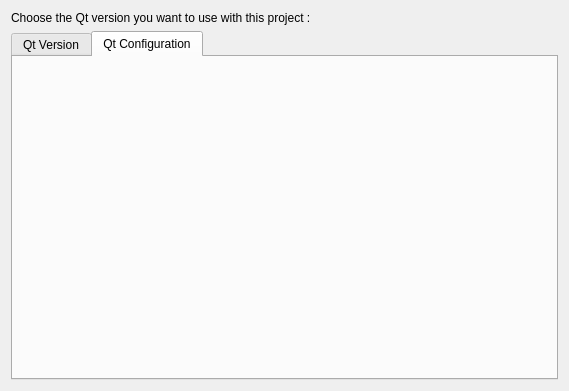
This is v2/branches/dev/plugins/xup/QMakeProjectEditor/src/ui/UIQtConfiguration.ui in testmana2/mks as Qt 5 draws it before an edit. The edited form follows.
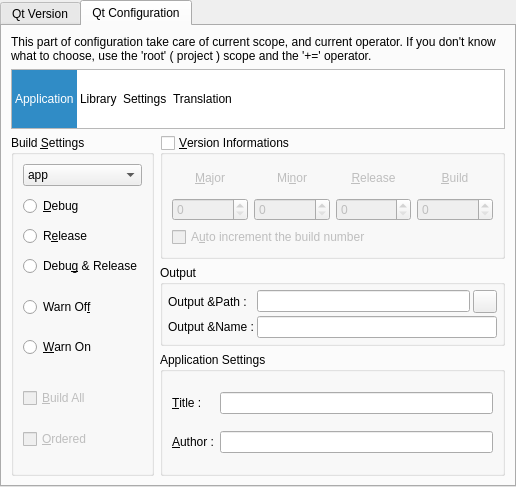
This is the edited form. The open tabs and pages were chosen to show the change. Icons and pictures are not drawn.

The edit to the form file:
```diff
--- a/v2/branches/dev/plugins/xup/QMakeProjectEditor/src/ui/UIQtConfiguration.ui
+++ b/v2/branches/dev/plugins/xup/QMakeProjectEditor/src/ui/UIQtConfiguration.ui
@@ -5,8 +5,8 @@
    <rect>
     <x>0</x>
     <y>0</y>
-    <width>569</width>
-    <height>391</height>
+    <width>516</width>
+    <height>487</height>
    </rect>
   </property>
   <property name="windowTitle" >
@@ -15,20 +15,22 @@
   <property name="windowIcon" >
    <iconset resource="../resources/QMakeProjectEditor.qrc" >:/qmakeitems/project.png</iconset>
   </property>
-  <layout class="QVBoxLayout" >
-   <item>
-    <widget class="QLabel" name="label" >
-     <property name="text" >
-      <string>Choose the Qt version you want to use with this project :</string>
-     </property>
-     <property name="alignment" >
-      <set>Qt::AlignLeading|Qt::AlignLeft|Qt::AlignTop</set>
-     </property>
-     <property name="wordWrap" >
-      <bool>true</bool>
-     </property>
-    </widget>
-   </item>
+  <layout class="QHBoxLayout" >
+   <property name="spacing" >
+    <number>0</number>
+   </property>
+   <property name="leftMargin" >
+    <number>0</number>
+   </property>
+   <property name="topMargin" >
+    <number>0</number>
+   </property>
+   <property name="rightMargin" >
+    <number>0</number>
+   </property>
+   <property name="bottomMargin" >
+    <number>0</number>
+   </property>
    <item>
     <widget class="QTabWidget" name="tabWidget" >
      <property name="currentIndex" >
@@ -143,6 +145,857 @@
       <attribute name="title" >
        <string>Qt Configuration</string>
       </attribute>
+      <layout class="QVBoxLayout" >
+       <item>
+        <widget class="QLabel" name="label" >
+         <property name="text" >
+          <string>This part of configuration take care of current scope, and current operator. If you don't know what to choose, use the 'root' ( project ) scope and the '+=' operator.</string>
+         </property>
+         <property name="alignment" >
+          <set>Qt::AlignLeading|Qt::AlignLeft|Qt::AlignTop</set>
+         </property>
+         <property name="wordWrap" >
+          <bool>true</bool>
+         </property>
+        </widget>
+       </item>
+       <item>
+        <widget class="QListWidget" name="lwQt" >
+         <property name="sizePolicy" >
+          <sizepolicy vsizetype="Fixed" hsizetype="Expanding" >
+           <horstretch>0</horstretch>
+           <verstretch>0</verstretch>
+          </sizepolicy>
+         </property>
+         <property name="maximumSize" >
+          <size>
+           <width>16777215</width>
+           <height>60</height>
+          </size>
+         </property>
+         <property name="iconSize" >
+          <size>
+           <width>48</width>
+           <height>48</height>
+          </size>
+         </property>
+         <property name="flow" >
+          <enum>QListView::LeftToRight</enum>
+         </property>
+         <property name="viewMode" >
+          <enum>QListView::ListMode</enum>
+         </property>
+         <property name="currentRow" >
+          <number>0</number>
+         </property>
+         <item>
+          <property name="text" >
+           <string>Application</string>
+          </property>
+          <property name="icon" >
+           <iconset resource="../../../../../monkey/src/resources/resources.qrc" >:/temp/icons/temp/package_applications.png</iconset>
+          </property>
+         </item>
+         <item>
+          <property name="text" >
+           <string>Library</string>
+          </property>
+          <property name="icon" >
+           <iconset resource="../../../../../monkey/src/resources/resources.qrc" >:/temp/icons/temp/package_development.png</iconset>
+          </property>
+         </item>
+         <item>
+          <property name="text" >
+           <string>Settings</string>
+          </property>
+          <property name="icon" >
+           <iconset resource="../../../../../monkey/src/resources/resources.qrc" >:/temp/icons/temp/package_system.png</iconset>
+          </property>
+         </item>
+         <item>
+          <property name="text" >
+           <string>Translation</string>
+          </property>
+          <property name="icon" >
+           <iconset resource="../../../../../monkey/src/resources/resources.qrc" >:/translation/icons/translation/translation.png</iconset>
+          </property>
+         </item>
+        </widget>
+       </item>
+       <item>
+        <widget class="QStackedWidget" name="swQt" >
+         <property name="sizePolicy" >
+          <sizepolicy vsizetype="Expanding" hsizetype="Expanding" >
+           <horstretch>0</horstretch>
+           <verstretch>0</verstretch>
+          </sizepolicy>
+         </property>
+         <property name="currentIndex" >
+          <number>0</number>
+         </property>
+         <widget class="QWidget" name="wApplication" >
+          <layout class="QGridLayout" >
+           <property name="leftMargin" >
+            <number>0</number>
+           </property>
+           <property name="topMargin" >
+            <number>0</number>
+           </property>
+           <property name="rightMargin" >
+            <number>0</number>
+           </property>
+           <property name="bottomMargin" >
+            <number>0</number>
+           </property>
+           <item rowspan="3" row="0" column="0" >
+            <widget class="QGroupBox" name="gbBuild" >
+             <property name="title" >
+              <string>Build &amp;Settings</string>
+             </property>
+             <layout class="QVBoxLayout" >
+              <item>
+               <widget class="QComboBox" name="cbTemplate" >
+                <property name="statusTip" >
+                 <string>TEMPLATE</string>
+                </property>
+                <item>
+                 <property name="text" >
+                  <string>app</string>
+                 </property>
+                </item>
+                <item>
+                 <property name="text" >
+                  <string>lib</string>
+                 </property>
+                </item>
+                <item>
+                 <property name="text" >
+                  <string>vcapp</string>
+                 </property>
+                </item>
+                <item>
+                 <property name="text" >
+                  <string>vclib</string>
+                 </property>
+                </item>
+                <item>
+                 <property name="text" >
+                  <string>subdirs</string>
+                 </property>
+                </item>
+               </widget>
+              </item>
+              <item>
+               <layout class="QVBoxLayout" >
+                <property name="spacing" >
+                 <number>0</number>
+                </property>
+                <item>
+                 <widget class="QFrame" name="fBuildType" >
+                  <layout class="QVBoxLayout" >
+                   <property name="leftMargin" >
+                    <number>0</number>
+                   </property>
+                   <property name="topMargin" >
+                    <number>0</number>
+                   </property>
+                   <property name="rightMargin" >
+                    <number>0</number>
+                   </property>
+                   <property name="bottomMargin" >
+                    <number>0</number>
+                   </property>
+                   <item>
+                    <widget class="QRadioButton" name="rbDebug" >
+                     <property name="statusTip" >
+                      <string>debug</string>
+                     </property>
+                     <property name="text" >
+                      <string>&amp;Debug</string>
+                     </property>
+                    </widget>
+                   </item>
+                   <item>
+                    <widget class="QRadioButton" name="rbRelease" >
+                     <property name="statusTip" >
+                      <string>release</string>
+                     </property>
+                     <property name="text" >
+                      <string>R&amp;elease</string>
+                     </property>
+                    </widget>
+                   </item>
+                   <item>
+                    <widget class="QRadioButton" name="rbDebugRelease" >
+                     <property name="statusTip" >
+                      <string>debug_and_release</string>
+                     </property>
+                     <property name="text" >
+                      <string>Debu&amp;g &amp;&amp; Release</string>
+                     </property>
+                    </widget>
+                   </item>
+                  </layout>
+                 </widget>
+                </item>
+                <item>
+                 <widget class="QFrame" name="fWarn" >
+                  <layout class="QVBoxLayout" >
+                   <property name="leftMargin" >
+                    <number>0</number>
+                   </property>
+                   <property name="topMargin" >
+                    <number>0</number>
+                   </property>
+                   <property name="rightMargin" >
+                    <number>0</number>
+                   </property>
+                   <property name="bottomMargin" >
+                    <number>0</number>
+                   </property>
+                   <item>
+                    <widget class="QRadioButton" name="rbWarnOff" >
+                     <property name="statusTip" >
+                      <string>warn_off</string>
+                     </property>
+                     <property name="text" >
+                      <string>Warn Of&amp;f</string>
+                     </property>
+                    </widget>
+                   </item>
+                   <item>
+                    <widget class="QRadioButton" name="rbWarnOn" >
+                     <property name="statusTip" >
+                      <string>warn_on</string>
+                     </property>
+                     <property name="text" >
+                      <string>&amp;Warn On</string>
+                     </property>
+                    </widget>
+                   </item>
+                  </layout>
+                 </widget>
+                </item>
+                <item>
+                 <widget class="QFrame" name="fBuildAll" >
+                  <layout class="QVBoxLayout" >
+                   <property name="leftMargin" >
+                    <number>0</number>
+                   </property>
+                   <property name="topMargin" >
+                    <number>0</number>
+                   </property>
+                   <property name="rightMargin" >
+                    <number>0</number>
+                   </property>
+                   <property name="bottomMargin" >
+                    <number>0</number>
+                   </property>
+                   <item>
+                    <widget class="QCheckBox" name="cbBuildAll" >
+                     <property name="enabled" >
+                      <bool>false</bool>
+                     </property>
+                     <property name="statusTip" >
+                      <string>build_all</string>
+                     </property>
+                     <property name="text" >
+                      <string>&amp;Build All</string>
+                     </property>
+                    </widget>
+                   </item>
+                   <item>
+                    <widget class="QCheckBox" name="cbOrdered" >
+                     <property name="enabled" >
+                      <bool>false</bool>
+                     </property>
+                     <property name="statusTip" >
+                      <string>ordered</string>
+                     </property>
+                     <property name="text" >
+                      <string>&amp;Ordered</string>
+                     </property>
+                    </widget>
+                   </item>
+                  </layout>
+                 </widget>
+                </item>
+               </layout>
+              </item>
+             </layout>
+            </widget>
+           </item>
+           <item row="0" column="1" >
+            <widget class="QGroupBox" name="gbVersion" >
+             <property name="statusTip" >
+              <string>VERSION</string>
+             </property>
+             <property name="title" >
+              <string>&amp;Version Informations</string>
+             </property>
+             <property name="checkable" >
+              <bool>true</bool>
+             </property>
+             <property name="checked" >
+              <bool>false</bool>
+             </property>
+             <layout class="QGridLayout" >
+              <item row="0" column="0" >
+               <widget class="QLabel" name="lMajor" >
+                <property name="text" >
+                 <string>&amp;Major</string>
+                </property>
+                <property name="alignment" >
+                 <set>Qt::AlignCenter</set>
+                </property>
+                <property name="buddy" >
+                 <cstring>sbMajor</cstring>
+                </property>
+               </widget>
+              </item>
+              <item row="0" column="1" >
+               <widget class="QLabel" name="lMinor" >
+                <property name="text" >
+                 <string>Mi&amp;nor</string>
+                </property>
+                <property name="alignment" >
+                 <set>Qt::AlignCenter</set>
+                </property>
+                <property name="buddy" >
+                 <cstring>sbMinor</cstring>
+                </property>
+               </widget>
+              </item>
+              <item row="0" column="2" >
+               <widget class="QLabel" name="lRelease" >
+                <property name="text" >
+                 <string>&amp;Release</string>
+                </property>
+                <property name="alignment" >
+                 <set>Qt::AlignCenter</set>
+                </property>
+                <property name="buddy" >
+                 <cstring>sbRelease</cstring>
+                </property>
+               </widget>
+              </item>
+              <item row="0" column="3" >
+               <widget class="QLabel" name="lBuild" >
+                <property name="text" >
+                 <string>&amp;Build</string>
+                </property>
+                <property name="alignment" >
+                 <set>Qt::AlignCenter</set>
+                </property>
+                <property name="buddy" >
+                 <cstring>sbBuild</cstring>
+                </property>
+               </widget>
+              </item>
+              <item row="1" column="0" >
+               <widget class="QSpinBox" name="sbMajor" >
+                <property name="maximum" >
+                 <number>32767</number>
+                </property>
+               </widget>
+              </item>
+              <item row="1" column="1" >
+               <widget class="QSpinBox" name="sbMinor" >
+                <property name="maximum" >
+                 <number>32767</number>
+                </property>
+               </widget>
+              </item>
+              <item row="1" column="2" >
+               <widget class="QSpinBox" name="sbRelease" >
+                <property name="maximum" >
+                 <number>32767</number>
+                </property>
+               </widget>
+              </item>
+              <item row="1" column="3" >
+               <widget class="QSpinBox" name="sbBuild" >
+                <property name="maximum" >
+                 <number>32767</number>
+                </property>
+               </widget>
+              </item>
+              <item row="2" column="0" colspan="4" >
+               <widget class="QCheckBox" name="cbBuildAutoIncrement" >
+                <property name="statusTip" >
+                 <string>APP_AUTO_INCREMENT</string>
+                </property>
+                <property name="text" >
+                 <string>A&amp;uto increment the build number</string>
+                </property>
+               </widget>
+              </item>
+             </layout>
+            </widget>
+           </item>
+           <item row="1" column="1" >
+            <widget class="QGroupBox" name="gbOutput" >
+             <property name="sizePolicy" >
+              <sizepolicy vsizetype="Fixed" hsizetype="Preferred" >
+               <horstretch>0</horstretch>
+               <verstretch>0</verstretch>
+              </sizepolicy>
+             </property>
+             <property name="title" >
+              <string>Output</string>
+             </property>
+             <layout class="QGridLayout" >
+              <property name="leftMargin" >
+               <number>5</number>
+              </property>
+              <property name="topMargin" >
+               <number>5</number>
+              </property>
+              <property name="rightMargin" >
+               <number>5</number>
+              </property>
+              <property name="bottomMargin" >
+               <number>5</number>
+              </property>
+              <property name="horizontalSpacing" >
+               <number>3</number>
+              </property>
+              <property name="verticalSpacing" >
+               <number>3</number>
+              </property>
+              <item row="0" column="0" >
+               <widget class="QLabel" name="lOutputPath_2" >
+                <property name="text" >
+                 <string>Output &amp;Path :</string>
+                </property>
+                <property name="buddy" >
+                 <cstring>tbOutputPath</cstring>
+                </property>
+               </widget>
+              </item>
+              <item row="0" column="1" >
+               <widget class="QLineEdit" name="leOutputPath_2" >
+                <property name="statusTip" >
+                 <string>DESTDIR</string>
+                </property>
+               </widget>
+              </item>
+              <item row="0" column="2" >
+               <widget class="QToolButton" name="tbOutputPath_2" >
+                <property name="icon" >
+                 <iconset/>
+                </property>
+               </widget>
+              </item>
+              <item row="1" column="0" >
+               <widget class="QLabel" name="lOutputName_2" >
+                <property name="sizePolicy" >
+                 <sizepolicy vsizetype="Preferred" hsizetype="Fixed" >
+                  <horstretch>0</horstretch>
+                  <verstretch>0</verstretch>
+                 </sizepolicy>
+                </property>
+                <property name="text" >
+                 <string>Output &amp;Name :</string>
+                </property>
+                <property name="buddy" >
+                 <cstring>leOutputName</cstring>
+                </property>
+               </widget>
+              </item>
+              <item row="1" column="1" colspan="2" >
+               <widget class="QLineEdit" name="leOutputName_2" >
+                <property name="statusTip" >
+                 <string>TARGET</string>
+                </property>
+               </widget>
+              </item>
+             </layout>
+            </widget>
+           </item>
+           <item row="2" column="1" >
+            <widget class="QGroupBox" name="gbApplication" >
+             <property name="title" >
+              <string>Application Settings</string>
+             </property>
+             <layout class="QGridLayout" >
+              <item row="0" column="0" >
+               <widget class="QLabel" name="lTitle" >
+                <property name="text" >
+                 <string>&amp;Title :</string>
+                </property>
+                <property name="buddy" >
+                 <cstring>leTitle</cstring>
+                </property>
+               </widget>
+              </item>
+              <item row="0" column="1" >
+               <widget class="QLineEdit" name="leTitle" >
+                <property name="statusTip" >
+                 <string>APP_TITLE</string>
+                </property>
+               </widget>
+              </item>
+              <item row="1" column="0" >
+               <widget class="QLabel" name="lAuthor" >
+                <property name="text" >
+                 <string>&amp;Author :</string>
+                </property>
+                <property name="buddy" >
+                 <cstring>leAuthor</cstring>
+                </property>
+               </widget>
+              </item>
+              <item row="1" column="1" >
+               <widget class="QLineEdit" name="leAuthor" >
+                <property name="statusTip" >
+                 <string>APP_AUTHOR</string>
+                </property>
+               </widget>
+              </item>
+             </layout>
+            </widget>
+           </item>
+          </layout>
+         </widget>
+         <widget class="QWidget" name="wLibrary" >
+          <layout class="QGridLayout" >
+           <property name="leftMargin" >
+            <number>0</number>
+           </property>
+           <property name="topMargin" >
+            <number>0</number>
+           </property>
+           <property name="rightMargin" >
+            <number>0</number>
+           </property>
+           <property name="bottomMargin" >
+            <number>0</number>
+           </property>
+           <item row="0" column="0" >
+            <widget class="QGroupBox" name="gbQtModules" >
+             <property name="title" >
+              <string>&amp;Qt Modules</string>
+             </property>
+             <layout class="QVBoxLayout" >
+              <property name="spacing" >
+               <number>3</number>
+              </property>
+              <property name="leftMargin" >
+               <number>5</number>
+              </property>
+              <property name="topMargin" >
+               <number>5</number>
+              </property>
+              <property name="rightMargin" >
+               <number>5</number>
+              </property>
+              <property name="bottomMargin" >
+               <number>5</number>
+              </property>
+              <item>
+               <widget class="QListWidget" name="lwQtModules_2" >
+                <property name="statusTip" >
+                 <string>QT</string>
+                </property>
+               </widget>
+              </item>
+             </layout>
+            </widget>
+           </item>
+           <item row="0" column="1" >
+            <widget class="QGroupBox" name="gbCompilerFlags" >
+             <property name="title" >
+              <string>&amp;Compiler/Library Flags</string>
+             </property>
+             <layout class="QVBoxLayout" >
+              <property name="spacing" >
+               <number>3</number>
+              </property>
+              <property name="leftMargin" >
+               <number>5</number>
+              </property>
+              <property name="topMargin" >
+               <number>5</number>
+              </property>
+              <property name="rightMargin" >
+               <number>5</number>
+              </property>
+              <property name="bottomMargin" >
+               <number>5</number>
+              </property>
+              <item>
+               <widget class="QListWidget" name="lwCompilerFlags_2" >
+                <property name="statusTip" >
+                 <string>CONFIG</string>
+                </property>
+               </widget>
+              </item>
+             </layout>
+            </widget>
+           </item>
+           <item row="1" column="0" colspan="2" >
+            <layout class="QHBoxLayout" >
+             <property name="spacing" >
+              <number>3</number>
+             </property>
+             <property name="leftMargin" >
+              <number>0</number>
+             </property>
+             <property name="topMargin" >
+              <number>0</number>
+             </property>
+             <property name="rightMargin" >
+              <number>0</number>
+             </property>
+             <property name="bottomMargin" >
+              <number>0</number>
+             </property>
+             <item>
+              <widget class="QLabel" name="lConfig" >
+               <property name="text" >
+                <string>&amp;Others config :</string>
+               </property>
+               <property name="buddy" >
+                <cstring>leConfig</cstring>
+               </property>
+              </widget>
+             </item>
+             <item>
+              <widget class="QLineEdit" name="leConfig" />
+             </item>
+            </layout>
+           </item>
+           <item row="2" column="0" colspan="2" >
+            <widget class="QGroupBox" name="gbInformations" >
+             <property name="sizePolicy" >
+              <sizepolicy vsizetype="Expanding" hsizetype="Expanding" >
+               <horstretch>99</horstretch>
+               <verstretch>0</verstretch>
+              </sizepolicy>
+             </property>
+             <property name="title" >
+              <string>&amp;Informations</string>
+             </property>
+             <layout class="QVBoxLayout" >
+              <property name="spacing" >
+               <number>3</number>
+              </property>
+              <property name="leftMargin" >
+               <number>5</number>
+              </property>
+              <property name="topMargin" >
+               <number>5</number>
+              </property>
+              <property name="rightMargin" >
+               <number>5</number>
+              </property>
+              <property name="bottomMargin" >
+               <number>5</number>
+              </property>
+              <item>
+               <widget class="QTextBrowser" name="tbInformations_2" />
+              </item>
+             </layout>
+            </widget>
+           </item>
+          </layout>
+         </widget>
+         <widget class="QWidget" name="wSettings" >
+          <layout class="QGridLayout" >
+           <property name="leftMargin" >
+            <number>0</number>
+           </property>
+           <property name="topMargin" >
+            <number>0</number>
+           </property>
+           <property name="rightMargin" >
+            <number>0</number>
+           </property>
+           <property name="bottomMargin" >
+            <number>0</number>
+           </property>
+           <item row="0" column="0" colspan="3" >
+            <widget class="QLineEdit" name="leDir" />
+           </item>
+           <item row="1" column="0" >
+            <widget class="QListView" name="lvDirs" />
+           </item>
+           <item row="1" column="1" colspan="2" >
+            <widget class="QListWidget" name="lwFiles" />
+           </item>
+           <item row="2" column="0" colspan="2" >
+            <widget class="QListWidget" name="lwValues" >
+             <property name="sizePolicy" >
+              <sizepolicy vsizetype="Ignored" hsizetype="Expanding" >
+               <horstretch>0</horstretch>
+               <verstretch>0</verstretch>
+              </sizepolicy>
+             </property>
+            </widget>
+           </item>
+           <item row="2" column="2" >
+            <widget class="QFrame" name="lVariables" >
+             <property name="sizePolicy" >
+              <sizepolicy vsizetype="Fixed" hsizetype="Preferred" >
+               <horstretch>0</horstretch>
+               <verstretch>0</verstretch>
+              </sizepolicy>
+             </property>
+             <property name="frameShape" >
+              <enum>QFrame::StyledPanel</enum>
+             </property>
+             <layout class="QVBoxLayout" >
+              <property name="spacing" >
+               <number>3</number>
+              </property>
+              <property name="leftMargin" >
+               <number>5</number>
+              </property>
+              <property name="topMargin" >
+               <number>5</number>
+              </property>
+              <property name="rightMargin" >
+               <number>5</number>
+              </property>
+              <property name="bottomMargin" >
+               <number>5</number>
+              </property>
+              <item>
+               <widget class="QComboBox" name="cbVariables" >
+                <item>
+                 <property name="text" >
+                  <string>LIBS</string>
+                 </property>
+                </item>
+                <item>
+                 <property name="text" >
+                  <string>DEFINES</string>
+                 </property>
+                </item>
+                <item>
+                 <property name="text" >
+                  <string>TRANSLATIONS</string>
+                 </property>
+                </item>
+                <item>
+                 <property name="text" >
+                  <string>INCLUDEPATH</string>
+                 </property>
+                </item>
+                <item>
+                 <property name="text" >
+                  <string>DEPENDPATH</string>
+                 </property>
+                </item>
+                <item>
+                 <property name="text" >
+                  <string>VPATH</string>
+                 </property>
+                </item>
+                <item>
+                 <property name="text" >
+                  <string>RESOURCES</string>
+                 </property>
+                </item>
+                <item>
+                 <property name="text" >
+                  <string>DEF_FILE</string>
+                 </property>
+                </item>
+                <item>
+                 <property name="text" >
+                  <string>RC_FILE</string>
+                 </property>
+                </item>
+                <item>
+                 <property name="text" >
+                  <string>RES_FILE</string>
+                 </property>
+                </item>
+               </widget>
+              </item>
+              <item>
+               <widget class="QPushButton" name="pbAddValue" >
+                <property name="text" >
+                 <string>&amp;Add</string>
+                </property>
+                <property name="icon" >
+                 <iconset/>
+                </property>
+               </widget>
+              </item>
+              <item>
+               <widget class="QPushButton" name="pbEditValue" >
+                <property name="text" >
+                 <string>&amp;Edit</string>
+                </property>
+                <property name="icon" >
+                 <iconset/>
+                </property>
+               </widget>
+              </item>
+              <item>
+               <widget class="QPushButton" name="pbRemoveValue" >
+                <property name="text" >
+                 <string>&amp;Remove</string>
+                </property>
+                <property name="icon" >
+                 <iconset/>
+                </property>
+               </widget>
+              </item>
+              <item>
+               <widget class="QPushButton" name="pbClearValues" >
+                <property name="text" >
+                 <string>&amp;Clear</string>
+                </property>
+                <property name="icon" >
+                 <iconset/>
+                </property>
+               </widget>
+              </item>
+             </layout>
+            </widget>
+           </item>
+          </layout>
+         </widget>
+         <widget class="QWidget" name="wTranslations" >
+          <layout class="QVBoxLayout" >
+           <property name="leftMargin" >
+            <number>0</number>
+           </property>
+           <property name="topMargin" >
+            <number>0</number>
+           </property>
+           <property name="rightMargin" >
+            <number>0</number>
+           </property>
+           <property name="bottomMargin" >
+            <number>0</number>
+           </property>
+           <item>
+            <widget class="QLabel" name="lTranslations" >
+             <property name="text" >
+              <string>Tick the &amp;language you would like to add to your project</string>
+             </property>
+             <property name="buddy" >
+              <cstring>lwTranslations</cstring>
+             </property>
+            </widget>
+           </item>
+           <item>
+            <widget class="QListWidget" name="lwTranslations" >
+             <property name="statusTip" >
+              <string>TRANSLATIONS</string>
+             </property>
+            </widget>
+           </item>
+          </layout>
+         </widget>
+        </widget>
+       </item>
+      </layout>
      </widget>
     </widget>
    </item>
```
Left out of the diff: 22 changed lines with no effect on the pictures.
